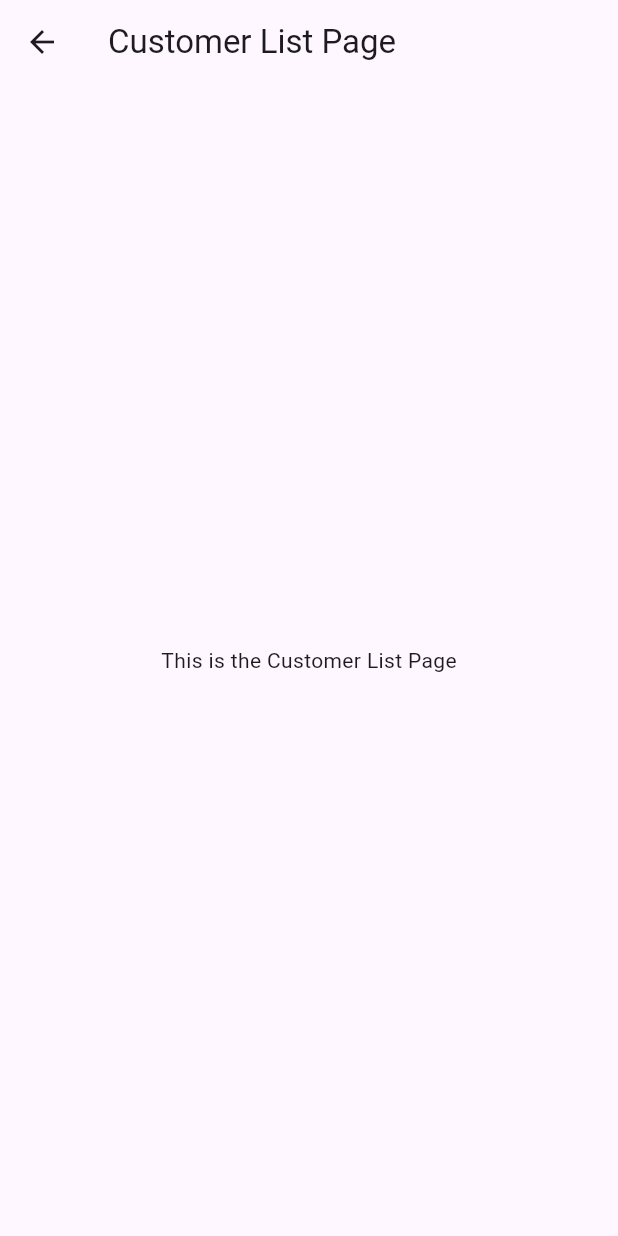
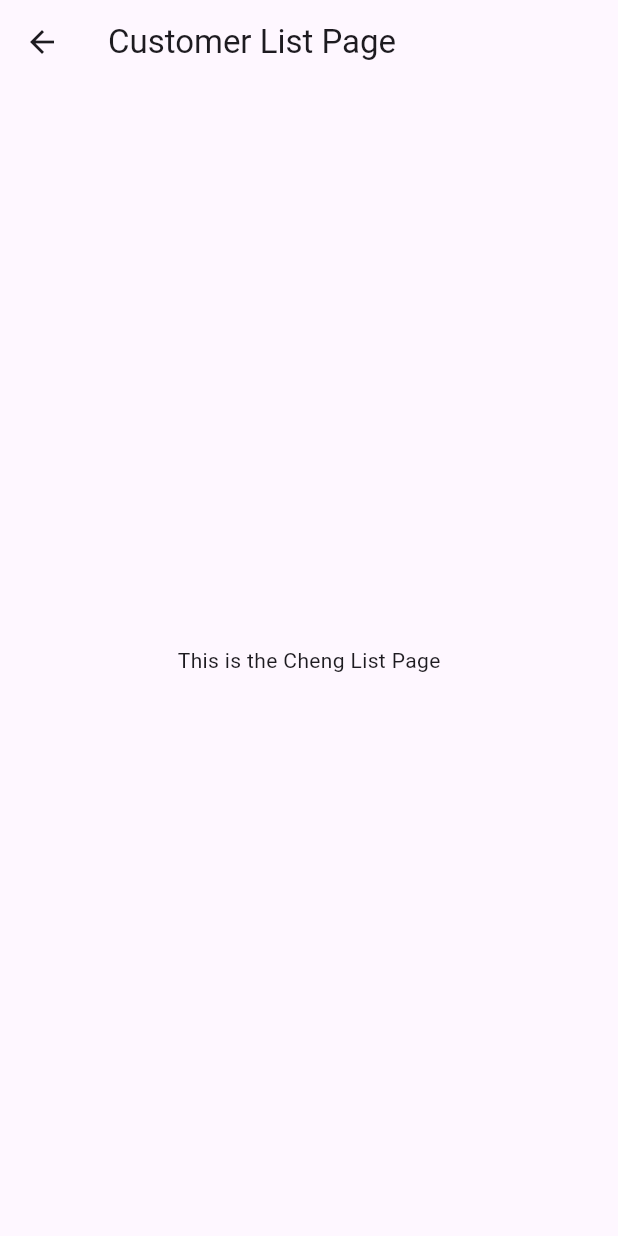
Before and after one commit to QirongChen0910/mobile_final, a Flutter app: the CustomerListPage screen opened directly, on a phone screen of 412 x 824 dp. Run offline on Flutter 3.47's test engine with Material 3 defaults, Android fonts, the phone set to English and light mode, and no system bars.

Commit message:
Cheng's 1st commit

```diff
--- a/lib/CustomerListPage.dart
+++ b/lib/CustomerListPage.dart
@@ -8,7 +8,7 @@ class CustomerListPage extends StatelessWidget {
         title: const Text('Customer List Page'),
       ),
       body: Center(
-        child: const Text('This is the Customer List Page'),
+        child: const Text('This is the Cheng List Page'),
       ),
     );
   }
```
